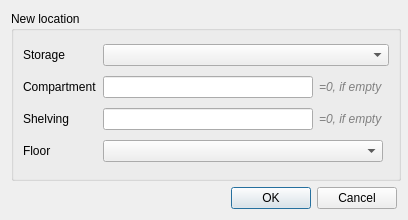
Qt form dialogs/movenodedialog.ui (caxapyk/TPointer) before a commit.
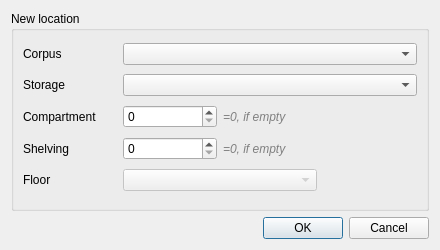
The same form after that commit. Icons and pictures are not drawn.

```diff
--- a/dialogs/movenodedialog.ui
+++ b/dialogs/movenodedialog.ui
@@ -6,20 +6,20 @@
    <rect>
     <x>0</x>
     <y>0</y>
-    <width>408</width>
-    <height>220</height>
+    <width>440</width>
+    <height>250</height>
    </rect>
   </property>
   <property name="minimumSize">
    <size>
-    <width>390</width>
-    <height>220</height>
+    <width>440</width>
+    <height>250</height>
    </size>
   </property>
   <property name="maximumSize">
    <size>
-    <width>408</width>
-    <height>220</height>
+    <width>440</width>
+    <height>250</height>
    </size>
   </property>
   <property name="windowTitle">
@@ -42,21 +42,72 @@
       <string>New location</string>
      </property>
      <layout class="QGridLayout" name="gridLayout">
+      <item row="4" column="2">
+       <widget class="QSpinBox" name="sB_shelving">
+        <property name="maximum">
+         <number>199</number>
+        </property>
+       </widget>
+      </item>
       <item row="3" column="0">
-       <widget class="QLabel" name="label_4">
-        <property name="text">
-         <string>Shelving</string>
-        </property>
-       </widget>
-      </item>
-      <item row="2" column="0">
        <widget class="QLabel" name="label_3">
         <property name="text">
          <string>Compartment</string>
         </property>
        </widget>
       </item>
-      <item row="0" column="0">
+      <item row="5" column="2" colspan="2">
+       <widget class="QComboBox" name="cB_floor">
+        <property name="enabled">
+         <bool>false</bool>
+        </property>
+       </widget>
+      </item>
+      <item row="3" column="3">
+       <widget class="QLabel" name="label_11">
+        <property name="styleSheet">
+         <string notr="true">color:gray;font-size:12px;font-style:italic;</string>
+        </property>
+        <property name="text">
+         <string>=0, if empty</string>
+        </property>
+       </widget>
+      </item>
+      <item row="3" column="2">
+       <widget class="QSpinBox" name="sB_compartment"/>
+      </item>
+      <item row="4" column="0">
+       <widget class="QLabel" name="label_4">
+        <property name="text">
+         <string>Shelving</string>
+        </property>
+       </widget>
+      </item>
+      <item row="1" column="2" colspan="3">
+       <widget class="QComboBox" name="cB_storage">
+        <property name="styleSheet">
+         <string notr="true"/>
+        </property>
+       </widget>
+      </item>
+      <item row="5" column="0">
+       <widget class="QLabel" name="label_2">
+        <property name="text">
+         <string>Floor</string>
+        </property>
+       </widget>
+      </item>
+      <item row="4" column="3">
+       <widget class="QLabel" name="label_12">
+        <property name="styleSheet">
+         <string notr="true">color:gray;font-size:12px;font-style:italic;</string>
+        </property>
+        <property name="text">
+         <string>=0, if empty</string>
+        </property>
+       </widget>
+      </item>
+      <item row="1" column="0">
        <widget class="QLabel" name="label">
         <property name="sizePolicy">
          <sizepolicy hsizetype="Preferred" vsizetype="Preferred">
@@ -69,48 +120,15 @@
         </property>
        </widget>
       </item>
-      <item row="4" column="1" colspan="2">
-       <widget class="QComboBox" name="cB_floor"/>
-      </item>
-      <item row="3" column="2">
-       <widget class="QLabel" name="label_12">
-        <property name="styleSheet">
-         <string notr="true">color:gray;font-size:12px;font-style:italic;</string>
-        </property>
+      <item row="0" column="0">
+       <widget class="QLabel" name="label_5">
         <property name="text">
-         <string>=0, if empty</string>
+         <string>Corpus</string>
         </property>
        </widget>
       </item>
-      <item row="3" column="1">
-       <widget class="QLineEdit" name="sB_shelving"/>
-      </item>
-      <item row="4" column="0">
-       <widget class="QLabel" name="label_2">
-        <property name="text">
-         <string>Floor</string>
-        </property>
-       </widget>
-      </item>
-      <item row="0" column="1" colspan="3">
-       <widget class="QComboBox" name="cB_storage">
-        <property name="styleSheet">
-         <string notr="true"/>
-        </property>
-       </widget>
-      </item>
-      <item row="2" column="2">
-       <widget class="QLabel" name="label_11">
-        <property name="styleSheet">
-         <string notr="true">color:gray;font-size:12px;font-style:italic;</string>
-        </property>
-        <property name="text">
-         <string>=0, if empty</string>
-        </property>
-       </widget>
-      </item>
-      <item row="2" column="1">
-       <widget class="QLineEdit" name="sB_compartment"/>
+      <item row="0" column="2" colspan="3">
+       <widget class="QComboBox" name="cB_corpus"/>
       </item>
      </layout>
     </widget>
```
